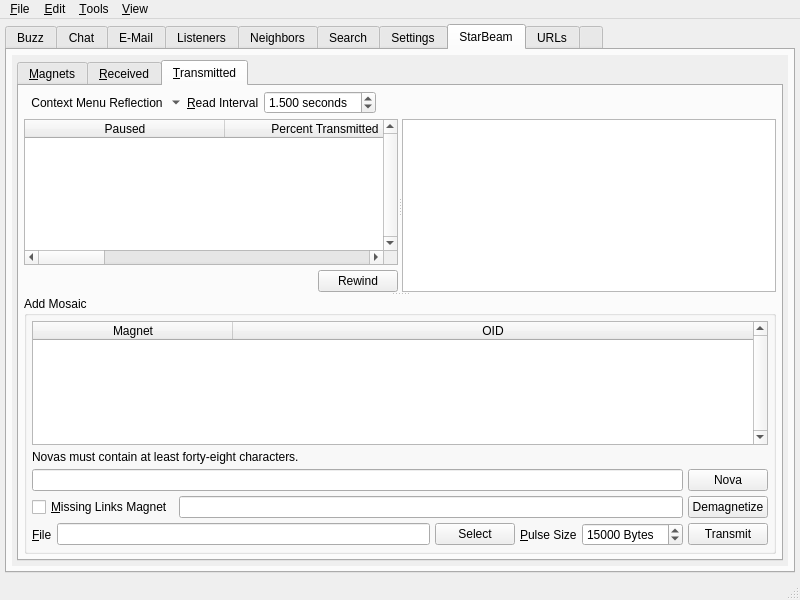
Old version of the form branches/trunk/UI/controlcenter.ui in the repository textbrowser/spot-on.
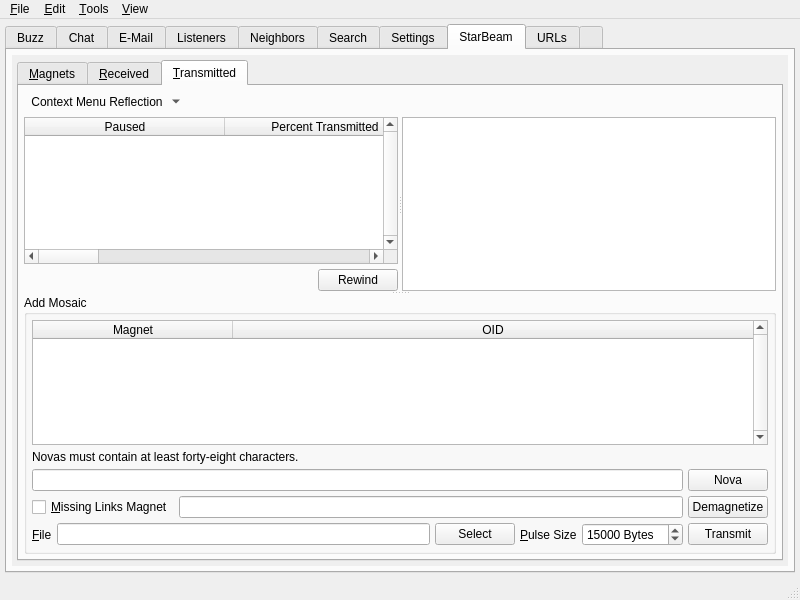
New version of the form. The open tabs and pages were chosen to show the change. Icons and pictures are not drawn. Custom widgets are drawn as their Qt base class.

Commit message: SB read intervals.

```diff
--- a/branches/trunk/UI/controlcenter.ui
+++ b/branches/trunk/UI/controlcenter.ui
@@ -6586,35 +6586,6 @@
                     </property>
                    </widget>
                   </item>
-                  <item>
-                   <widget class="QLabel" name="label_9">
-                    <property name="text">
-                     <string>&amp;Read Interval</string>
-                    </property>
-                    <property name="buddy">
-                     <cstring>sb_read_interval</cstring>
-                    </property>
-                   </widget>
-                  </item>
-                  <item>
-                   <widget class="QDoubleSpinBox" name="sb_read_interval">
-                    <property name="suffix">
-                     <string> seconds</string>
-                    </property>
-                    <property name="decimals">
-                     <number>3</number>
-                    </property>
-                    <property name="minimum">
-                     <double>0.100000000000000</double>
-                    </property>
-                    <property name="maximum">
-                     <double>60.000000000000000</double>
-                    </property>
-                    <property name="value">
-                     <double>1.500000000000000</double>
-                    </property>
-                   </widget>
-                  </item>
                   <item>
                    <spacer name="horizontalSpacer_59">
                     <property name="orientation">
@@ -6710,6 +6681,11 @@
                          <string>SHA-1 Hash</string>
                         </property>
                        </column>
+                       <column>
+                        <property name="text">
+                         <string>Read Interval</string>
+                        </property>
+                       </column>
                        <column>
                         <property name="text">
                          <string>OID</string>
```
Left out of the diff: 9 changed lines with no effect on the pictures. The commit also changes 8 other files.
